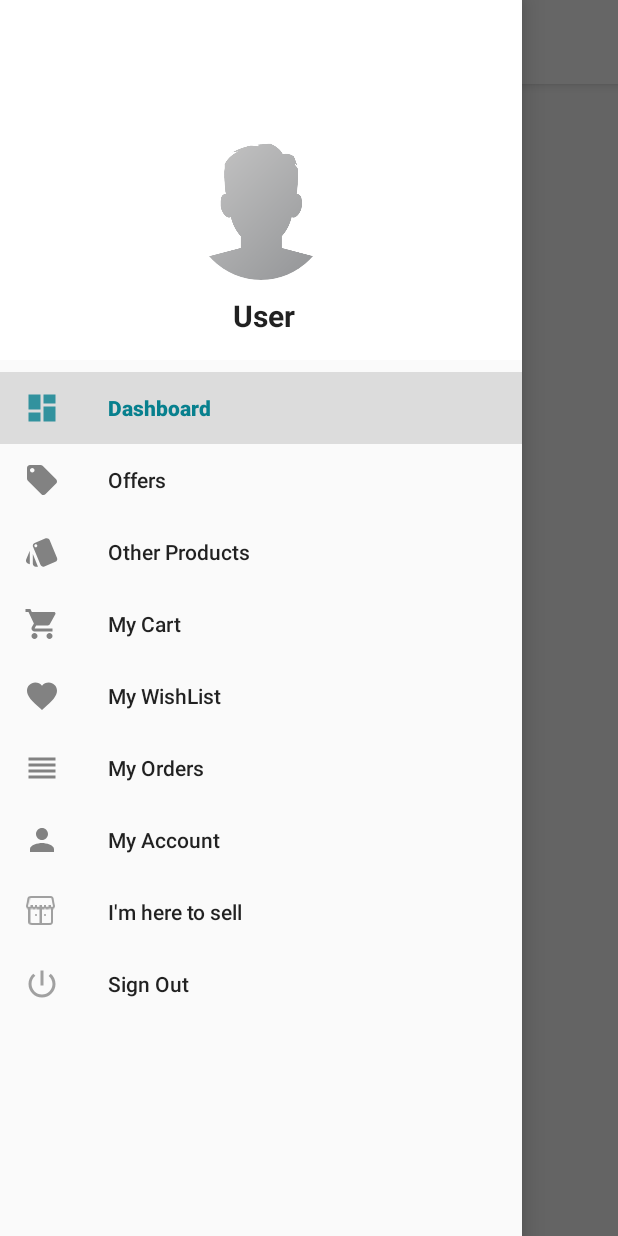
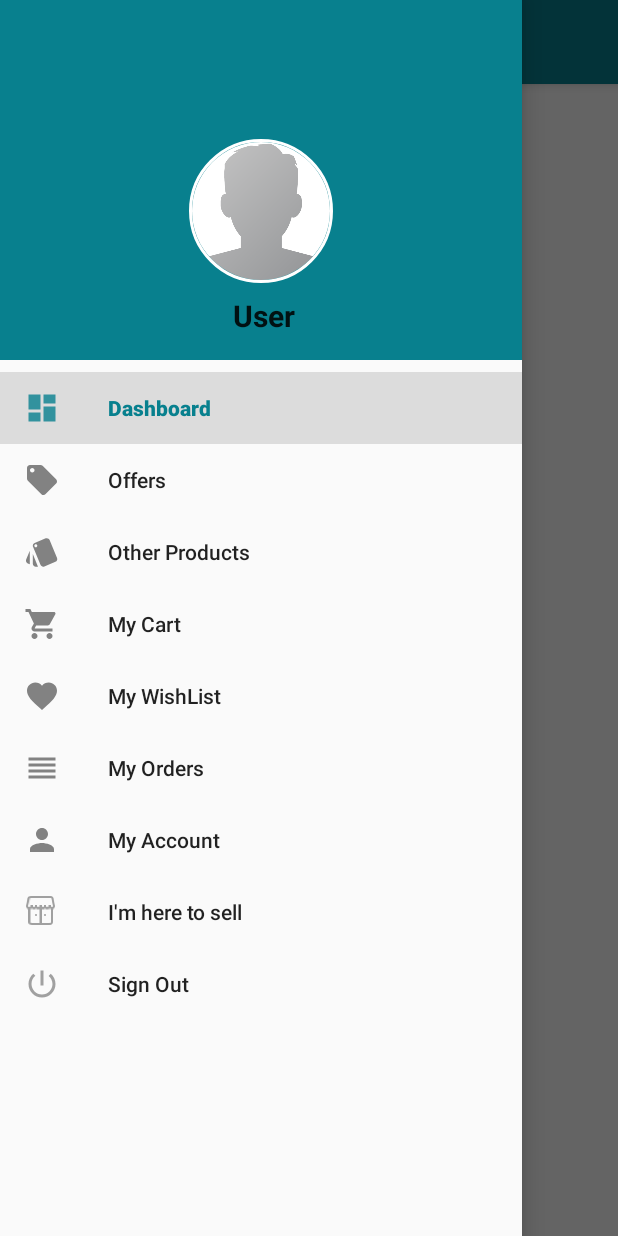
Before and after one commit to georgemani1225/Flipbuy, an Android app: the MainActivity screen opened directly, with no data from a screen before it, with the side drawer open, on a phone screen of 412 x 824 dp. Run offline under Robolectric (Android 15) with nearby library versions, the phone set to English and light mode, and no system bars; our stand-ins replace CircleImageView, Firebase (no records; nobody signed in at launch, a user with empty details on screens opened directly); Roboto replaces fonts that are not available here.

Commit message:
more Colors changes added

```diff
--- a/app/src/main/res/values/colors.xml
+++ b/app/src/main/res/values/colors.xml
@@ -1,6 +1,6 @@
 <?xml version="1.0" encoding="utf-8"?>
 <resources>
-    <color name="colorPrimary">#ffffff</color>
+    <color name="colorPrimary">#08808e</color>
     <color name="colorPrimaryDark">#005059</color>
     <color name="colorAccent">#ff6200</color>
     <color name="OurColor1">#005059</color>
--- a/app/src/main/res/values/styles.xml
+++ b/app/src/main/res/values/styles.xml
@@ -9,13 +9,13 @@
     </style>
 
     <style name="ToolBarThemeRegister" parent="Theme.AppCompat.Light.NoActionBar">
-        <item name="colorPrimary">#ffffff</item>
+        <item name="colorPrimary">@color/OurColor2</item>
         <item name="colorPrimaryDark">#005059</item>
         <item name="titleTextColor">@color/OurColor2
 
         </item>
         <item name="android:fontFamily">sans-serif</item>
-        <item name="android:textColorSecondary">#ffffff</item>
+        <item name="android:textColorSecondary">@color/OurColor2</item>
     </style>
 
     <style name="ToolBar.TitleText" parent="TextAppearance.Widget.AppCompat.Toolbar.Title">
```
